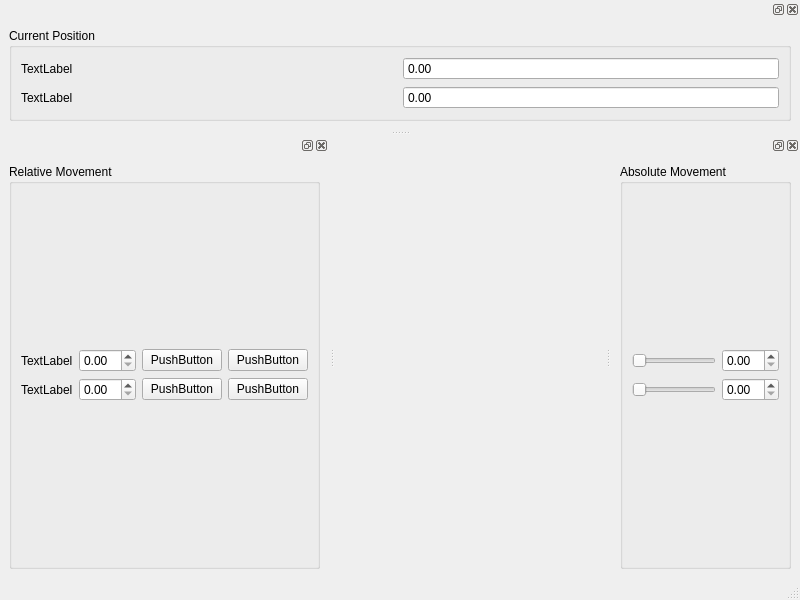
Qt form gui/magnet/magnet_gui.ui (Ulm-IQO/qudi) before a commit.
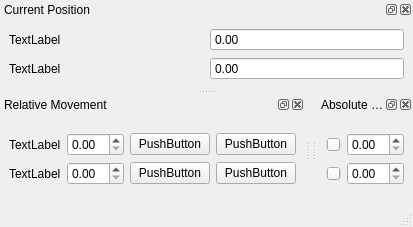
The same form after that commit.

Commit message: Make a first attempt for a gui with dynamically created widget and signals, depending on the constraints. The test configuration was working for current position and relative movement.

```diff
--- a/gui/magnet/magnet_gui.ui
+++ b/gui/magnet/magnet_gui.ui
@@ -6,8 +6,8 @@
    <rect>
     <x>0</x>
     <y>0</y>
-    <width>800</width>
-    <height>600</height>
+    <width>393</width>
+    <height>227</height>
    </rect>
   </property>
   <property name="windowTitle">
@@ -25,22 +25,26 @@
    </property>
   </widget>
   <widget class="QStatusBar" name="statusbar"/>
-  <widget class="QDockWidget" name="dockWidget_4">
+  <widget class="QDockWidget" name="curr_pos_DockWidget">
+   <property name="sizePolicy">
+    <sizepolicy hsizetype="Fixed" vsizetype="Preferred">
+     <horstretch>0</horstretch>
+     <verstretch>0</verstretch>
+    </sizepolicy>
+   </property>
+   <property name="floating">
+    <bool>false</bool>
+   </property>
+   <property name="windowTitle">
+    <string>Current Position</string>
+   </property>
    <attribute name="dockWidgetArea">
     <number>4</number>
    </attribute>
-   <widget class="QWidget" name="dockWidgetContents_4">
+   <widget class="QWidget" name="curr_pos_DockWidgetContents">
     <layout class="QGridLayout" name="gridLayout_4">
-     <item row="0" column="0">
-      <layout class="QGridLayout" name="gridLayout">
-       <item row="0" column="0">
-        <widget class="QGroupBox" name="groupBox">
-         <property name="title">
-          <string>Current Position</string>
-         </property>
-         <layout class="QGridLayout" name="gridLayout_10">
-          <item row="0" column="0">
-           <layout class="QGridLayout" name="gridLayout_7">
+     <item row="1" column="0">
+      <layout class="QGridLayout" name="curr_pos_GridLayout">
             <item row="0" column="0">
              <widget class="QLabel" name="curr_pos_axis0_Label">
               <property name="text">
@@ -79,28 +83,54 @@
           </item>
          </layout>
         </widget>
+  </widget>
+  <widget class="QDockWidget" name="move_abs_DockWidget">
+   <property name="windowTitle">
+    <string>Absolute Movement</string>
+   </property>
+   <attribute name="dockWidgetArea">
+    <number>2</number>
+   </attribute>
+   <widget class="QWidget" name="move_abs_DockWidgetContents">
+    <layout class="QGridLayout" name="gridLayout_6">
+     <item row="1" column="0">
+      <layout class="QGridLayout" name="move_abs_GridLayout">
+       <item row="1" column="0">
+        <widget class="QSlider" name="move_abs_axis1_Slider">
+         <property name="orientation">
+          <enum>Qt::Horizontal</enum>
+         </property>
+        </widget>
        </item>
+       <item row="0" column="0">
+        <widget class="QSlider" name="move_abs_axis0_Slider">
+         <property name="orientation">
+          <enum>Qt::Horizontal</enum>
+         </property>
+        </widget>
+       </item>
+       <item row="0" column="1">
+        <widget class="QDoubleSpinBox" name="move_abs_axis0_DoubleSpinBox"/>
+       </item>
+       <item row="1" column="1">
+        <widget class="QDoubleSpinBox" name="move_abs_axis1_DoubleSpinBox"/>
+       </item>
       </layout>
      </item>
     </layout>
    </widget>
   </widget>
-  <widget class="QDockWidget" name="dockWidget_6">
+  <widget class="QDockWidget" name="move_rel_DockWidget">
+   <property name="windowTitle">
+    <string>Relative Movement</string>
+   </property>
    <attribute name="dockWidgetArea">
     <number>1</number>
    </attribute>
    <widget class="QWidget" name="dockWidgetContents_6">
     <layout class="QGridLayout" name="gridLayout_5">
-     <item row="0" column="0">
-      <layout class="QGridLayout" name="gridLayout_2">
-       <item row="0" column="0">
-        <widget class="QGroupBox" name="groupBox_2">
-         <property name="title">
-          <string>Relative Movement</string>
-         </property>
-         <layout class="QGridLayout" name="gridLayout_11">
-          <item row="0" column="0">
-           <layout class="QGridLayout" name="gridLayout_8">
+     <item row="0" column="1">
+      <layout class="QGridLayout" name="move_rel_GridLayout">
             <item row="0" column="3">
              <widget class="QPushButton" name="move_rel_axis0_p_PushButton">
               <property name="text">
@@ -151,57 +181,6 @@
               <property name="text">
                <string>TextLabel</string>
               </property>
-             </widget>
-            </item>
-           </layout>
-          </item>
-         </layout>
-        </widget>
-       </item>
-      </layout>
-     </item>
-    </layout>
-   </widget>
-  </widget>
-  <widget class="QDockWidget" name="dockWidget_8">
-   <attribute name="dockWidgetArea">
-    <number>2</number>
-   </attribute>
-   <widget class="QWidget" name="dockWidgetContents_8">
-    <layout class="QGridLayout" name="gridLayout_6">
-     <item row="0" column="0">
-      <layout class="QGridLayout" name="gridLayout_3">
-       <item row="0" column="0">
-        <widget class="QGroupBox" name="groupBox_3">
-         <property name="title">
-          <string>Absolute Movement</string>
-         </property>
-         <layout class="QGridLayout" name="gridLayout_12">
-          <item row="0" column="0">
-           <layout class="QGridLayout" name="gridLayout_9">
-            <item row="1" column="0">
-             <widget class="QSlider" name="move_abs_axis1_Slider">
-              <property name="orientation">
-               <enum>Qt::Horizontal</enum>
-              </property>
-             </widget>
-            </item>
-            <item row="0" column="0">
-             <widget class="QSlider" name="move_abs_axis0_Slider">
-              <property name="orientation">
-               <enum>Qt::Horizontal</enum>
-              </property>
-             </widget>
-            </item>
-            <item row="0" column="1">
-             <widget class="QDoubleSpinBox" name="move_abs_axis0_DoubleSpinBox"/>
-            </item>
-            <item row="1" column="1">
-             <widget class="QDoubleSpinBox" name="move_abs_axis1_DoubleSpinBox"/>
-            </item>
-           </layout>
-          </item>
-         </layout>
         </widget>
        </item>
       </layout>
```
Left out of the diff: 7 changed lines with no effect on the pictures. Lines whose indentation alone changed are shown as unchanged. The commit also changes 1 other file.
